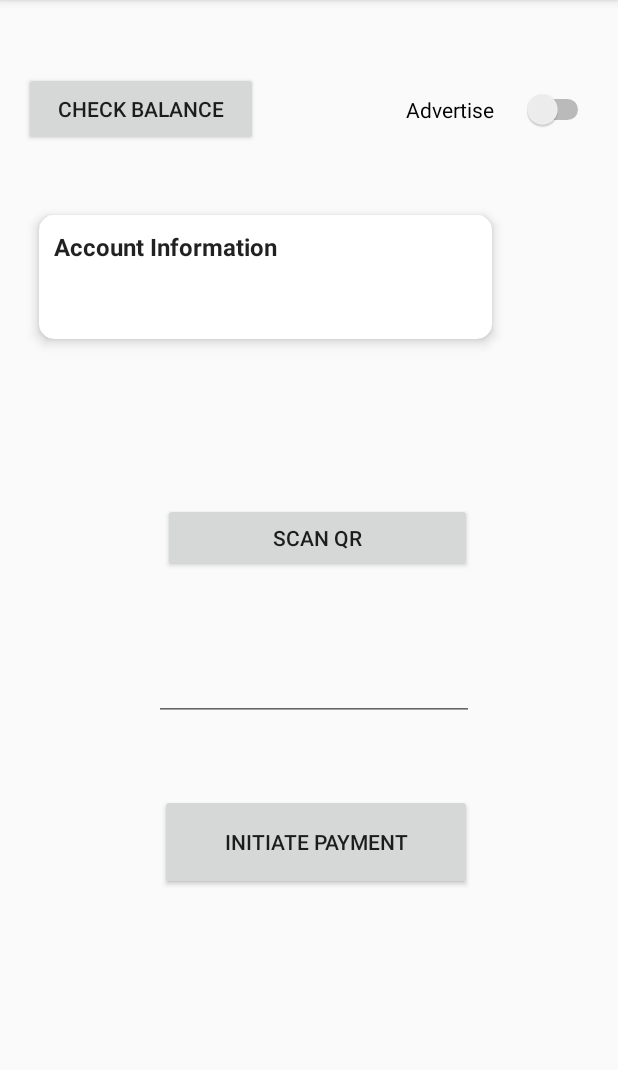
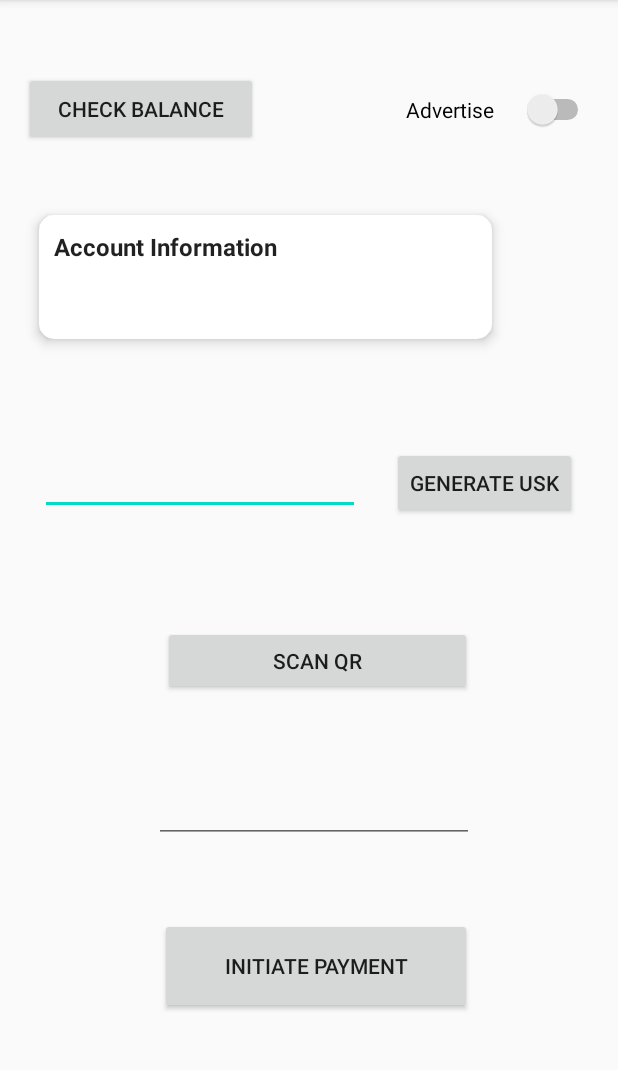
Before and after one commit to nischalshakya95/NearbyShareDemo, an Android app: the NearbyShareActivity screen opened directly, with no data from a screen before it, on a phone screen of 412 x 824 dp, the part 84-1154 px from its top. Run offline under Robolectric (Android 15) with nearby library versions, the phone set to English and light mode, and no system bars; libraries missing offline, so code that uses them is left out: com.google.android.gms, com.google.zxing.integration; 2 statements that could not run were skipped.

Commit message:
Generating USK WIP

```diff
--- a/app/src/main/java/com/dinube/supermarket/activity/LoginActivity.java
+++ b/app/src/main/java/com/dinube/supermarket/activity/LoginActivity.java
@@ -45,7 +45,7 @@ public class LoginActivity extends AppCompatActivity {
         dinubeAPIService = DinubeRetrofit.getDinubeAPIInstance();
 
         loginButton.setOnClickListener(v -> {
-            login();
+            callAPI();
         });
     }
 
@@ -70,7 +70,11 @@ public class LoginActivity extends AppCompatActivity {
             public void onResponse(Call<LoginResponse> call, Response<LoginResponse> response) {
                 LoginResponse loginResponse = response.body();
 
+                System.out.println(loginResponse.toString());
+
                 Intent intent = new Intent(getApplicationContext(), PaymentActivity.class);
+                intent.putExtra("authorizationCode", loginResponse.getAuthorizationToken());
+
                 startActivity(intent);
                 UiUtils.showToast(context, "Login Successful");
             }
--- a/app/src/main/java/com/dinube/supermarket/activity/NearbyShareActivity.java
+++ b/app/src/main/java/com/dinube/supermarket/activity/NearbyShareActivity.java
@@ -75,6 +75,9 @@ public class NearbyShareActivity extends AppCompatActivity {
         Button initiatePayment = findViewById(R.id.paymentInitiate);
         Button readQRButton = findViewById(R.id.scanQR);
         Button checkBalanceButton = findViewById(R.id.checkBalanceButton);
+        Button generateUskButton = findViewById(R.id.generateUSKButton);
+
+        UiUtils.showToast(context, getIntent().getStringExtra("authorizationCode"));
 
         qrScan = new IntentIntegrator(this);
 
@@ -97,6 +100,10 @@ public class NearbyShareActivity extends AppCompatActivity {
         checkBalanceButton.setOnClickListener(click -> {
             checkBalance();
         });
+
+        generateUskButton.setOnClickListener(click -> {
+            generateUsk();
+        });
     }
 
     @Override
@@ -113,6 +120,10 @@ public class NearbyShareActivity extends AppCompatActivity {
         }
     }
 
+    private void generateUsk() {
+
+    }
+
     private void checkBalance() {
         AfterBankAPIService afterBankAPIService = AfterBankRetrofit.getAfterBankAPIInstance();
         Call<AccountInformationResponseData> call = afterBankAPIService.getAccountInformation(TempVariables.SOURCE_IBAN_NUMBER);
@@ -120,7 +131,7 @@ public class NearbyShareActivity extends AppCompatActivity {
         call.enqueue(new Callback<AccountInformationResponseData>() {
             @Override
             public void onResponse(Call<AccountInformationResponseData> call, Response<AccountInformationResponseData> response) {
-                assert  response.body() != null;
+                assert response.body() != null;
                 AccountInformationResponse accountInformationResponse = response.body().getT();
 
                 balanceView.setText(String.valueOf(accountInformationResponse.getBalance()));
--- a/app/src/main/java/com/dinube/supermarket/dinube/retrofit/DinubeRetrofit.java
+++ b/app/src/main/java/com/dinube/supermarket/dinube/retrofit/DinubeRetrofit.java
@@ -1,6 +1,7 @@
 package com.dinube.supermarket.dinube.retrofit;
 
 import com.dinube.supermarket.dinube.service.DinubeAPIService;
+import com.dinube.supermarket.utils.TempVariables;
 
 import java.util.concurrent.TimeUnit;
 
@@ -10,7 +11,7 @@ import retrofit2.converter.gson.GsonConverterFactory;
 
 public class DinubeRetrofit {
 
-    private final static String BASE_URL = "https://5ed9b91b72c9.ngrok.io/";
+    private final static String BASE_URL = TempVariables.DINUBE_API_BASE_URL;
 
     public static DinubeAPIService getDinubeAPIInstance() {
         Retrofit retrofit = new Retrofit.Builder()
--- a/app/src/main/java/com/dinube/supermarket/dinube/service/DinubeAPIService.java
+++ b/app/src/main/java/com/dinube/supermarket/dinube/service/DinubeAPIService.java
@@ -1,5 +1,7 @@
 package com.dinube.supermarket.dinube.service;
 
+import com.dinube.supermarket.dinube.model.GenerateUskRequest;
+import com.dinube.supermarket.dinube.model.GenerateUskResponse;
 import com.dinube.supermarket.dinube.model.LoginRequest;
 import com.dinube.supermarket.dinube.model.LoginResponse;
 
@@ -11,4 +13,7 @@ public interface DinubeAPIService {
 
     @POST("DnbUser/userLogin/03")
     Call<LoginResponse> login(@Body LoginRequest loginRequest);
+
+    @POST("DnbTransactions/requestUsk/02")
+    Call<GenerateUskResponse> generateUsk(@Body GenerateUskRequest generateUskRequest);
 }
--- a/app/src/main/java/com/dinube/supermarket/utils/TempVariables.java
+++ b/app/src/main/java/com/dinube/supermarket/utils/TempVariables.java
@@ -2,7 +2,7 @@ package com.dinube.supermarket.utils;
 
 public class TempVariables {
 
-    public static String DINUBE_API_BASE_URL = "https://ece9ce26ba1d.ngrok.io";
+    public static String DINUBE_API_BASE_URL = "https://90b20217b08a.ngrok.io";
 
     public static String  AFTER_BANK_BASE_URL = "https://4c1fb555c032.ngrok.io";
 
--- a/app/src/main/res/layout/activity_nearby_share.xml
+++ b/app/src/main/res/layout/activity_nearby_share.xml
@@ -78,6 +78,18 @@
     </androidx.cardview.widget.CardView>
 
     <Button
+        android:id="@+id/paymentInitiate"
+        android:layout_width="208dp"
+        android:layout_height="64dp"
+        android:text="@string/initiate_payment"
+        app:layout_constraintBottom_toBottomOf="parent"
+        app:layout_constraintEnd_toEndOf="parent"
+        app:layout_constraintHorizontal_bias="0.522"
+        app:layout_constraintStart_toStartOf="parent"
+        app:layout_constraintTop_toTopOf="parent"
+        app:layout_constraintVertical_bias="0.869" />
+
+    <Button
         android:id="@+id/scanQR"
         android:layout_width="206dp"
         android:layout_height="46dp"
@@ -87,7 +99,7 @@
         app:layout_constraintHorizontal_bias="0.526"
         app:layout_constraintStart_toStartOf="parent"
         app:layout_constraintTop_toTopOf="parent"
-        app:layout_constraintVertical_bias="0.464" />
+        app:layout_constraintVertical_bias="0.578" />
 
     <EditText
         android:id="@+id/amountPlainText"
@@ -102,20 +114,8 @@
         app:layout_constraintHorizontal_bias="0.517"
         app:layout_constraintStart_toStartOf="parent"
         app:layout_constraintTop_toTopOf="parent"
-        app:layout_constraintVertical_bias="0.602"
+        app:layout_constraintVertical_bias="0.715"
         tools:ignore="Autofill,LabelFor" />
-
-    <Button
-        android:id="@+id/paymentInitiate"
-        android:layout_width="208dp"
-        android:layout_height="64dp"
-        android:text="@string/initiate_payment"
-        app:layout_constraintBottom_toBottomOf="parent"
-        app:layout_constraintEnd_toEndOf="parent"
-        app:layout_constraintHorizontal_bias="0.522"
-        app:layout_constraintStart_toStartOf="parent"
-        app:layout_constraintTop_toTopOf="parent"
-        app:layout_constraintVertical_bias="0.752" />
 
     <Button
         android:id="@+id/checkBalanceButton"
@@ -129,4 +129,30 @@
         app:layout_constraintTop_toTopOf="parent"
         app:layout_constraintVertical_bias="0.067" />
 
+    <EditText
+        android:id="@+id/editTextTextPersonName"
+        android:layout_width="wrap_content"
+        android:layout_height="wrap_content"
+        android:ems="10"
+        android:inputType="textPersonName"
+        app:layout_constraintBottom_toBottomOf="parent"
+        app:layout_constraintEnd_toEndOf="parent"
+        app:layout_constraintHorizontal_bias="0.134"
+        app:layout_constraintStart_toStartOf="parent"
+        app:layout_constraintTop_toTopOf="parent"
+        app:layout_constraintVertical_bias="0.412"
+        tools:ignore="Autofill,LabelFor" />
+
+    <Button
+        android:id="@+id/generateUSKButton"
+        android:layout_width="wrap_content"
+        android:layout_height="wrap_content"
+        android:text="@string/generate_usk"
+        app:layout_constraintBottom_toBottomOf="parent"
+        app:layout_constraintEnd_toEndOf="parent"
+        app:layout_constraintHorizontal_bias="0.906"
+        app:layout_constraintStart_toStartOf="parent"
+        app:layout_constraintTop_toTopOf="parent"
+        app:layout_constraintVertical_bias="0.414" />
+
 </androidx.constraintlayout.widget.ConstraintLayout>
--- a/app/src/main/res/values/strings.xml
+++ b/app/src/main/res/values/strings.xml
@@ -12,4 +12,5 @@
     <string name="account_balance">Account Information</string>
     <string name="iban_number">""</string>
     <string name="balance">""</string>
+    <string name="generate_usk">Generate USK</string>
 </resources>
```
Also changed, not shown: app/src/main/java/com/dinube/supermarket/activity/PaymentActivity.java (+6 -3 lines), app/src/main/java/com/dinube/supermarket/dinube/model/GenerateUskRequest.java (added, +53 -0 lines), app/src/main/java/com/dinube/supermarket/dinube/model/GenerateUskResponse.java (added, +54 -0 lines), app/src/main/java/com/dinube/supermarket/dinube/model/LoginResponse.java (+41 -2 lines).
